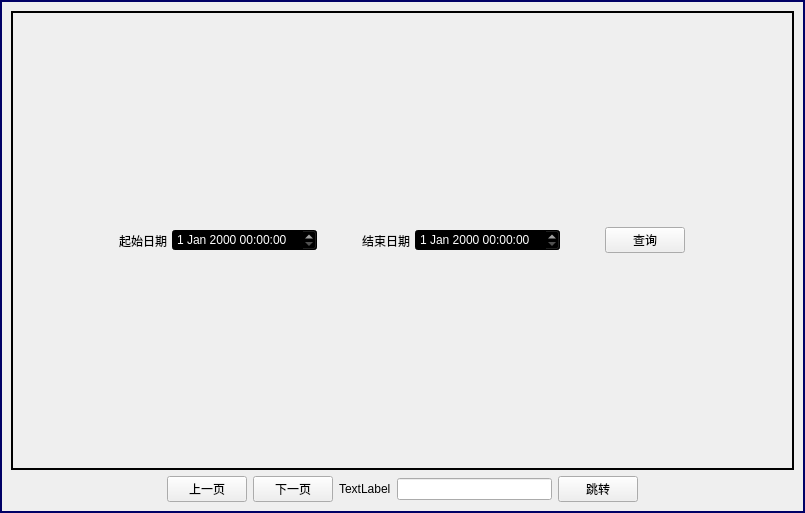
HackerFave/wj, file craneSystem/ui/widget/DataShow/backendDataForm.ui: the form before one commit.
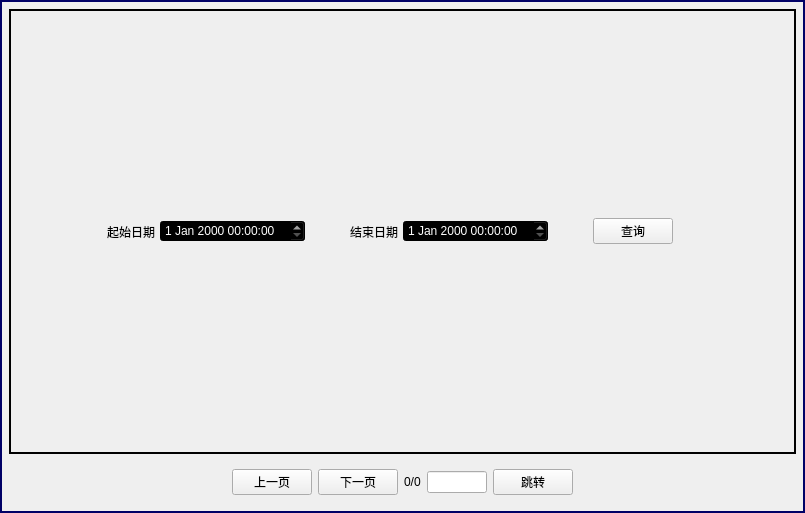
The form after the commit.

Patch:
```diff
--- a/craneSystem/ui/widget/DataShow/backendDataForm.ui
+++ b/craneSystem/ui/widget/DataShow/backendDataForm.ui
@@ -19,17 +19,31 @@
 }</string>
   </property>
   <layout class="QGridLayout" name="gridLayout_2">
-   <item row="1" column="0">
-    <layout class="QGridLayout" name="gridLayout">
-     <property name="spacing">
-      <number>0</number>
-     </property>
-    </layout>
-   </item>
+   <property name="leftMargin">
+    <number>9</number>
+   </property>
+   <property name="topMargin">
+    <number>9</number>
+   </property>
+   <property name="rightMargin">
+    <number>9</number>
+   </property>
+   <property name="bottomMargin">
+    <number>9</number>
+   </property>
    <item row="2" column="0">
     <layout class="QHBoxLayout" name="horizontalLayout">
+     <property name="leftMargin">
+      <number>9</number>
+     </property>
      <property name="topMargin">
-      <number>0</number>
+      <number>9</number>
+     </property>
+     <property name="rightMargin">
+      <number>9</number>
+     </property>
+     <property name="bottomMargin">
+      <number>9</number>
      </property>
      <item>
       <spacer name="horizontalSpacer_5">
@@ -61,12 +75,19 @@
      <item>
       <widget class="QLabel" name="label_page">
        <property name="text">
-        <string>TextLabel</string>
+        <string>0/0</string>
        </property>
       </widget>
      </item>
      <item>
-      <widget class="QLineEdit" name="lineEdit_page"/>
+      <widget class="QLineEdit" name="lineEdit_page">
+       <property name="maximumSize">
+        <size>
+         <width>60</width>
+         <height>16777215</height>
+        </size>
+       </property>
+      </widget>
      </item>
      <item>
       <widget class="QPushButton" name="pushButton_on_page">
@@ -217,9 +238,30 @@
         </property>
        </spacer>
       </item>
+      <item>
+       <widget class="QLabel" name="label_time">
+        <property name="text">
+         <string/>
+        </property>
+       </widget>
+      </item>
+      <item>
+       <widget class="QLabel" name="label_count">
+        <property name="text">
+         <string/>
+        </property>
+       </widget>
+      </item>
      </layout>
     </widget>
    </item>
+   <item row="1" column="0">
+    <layout class="QVBoxLayout" name="verticalLayout">
+     <property name="spacing">
+      <number>0</number>
+     </property>
+    </layout>
+   </item>
   </layout>
  </widget>
  <resources/>
```
